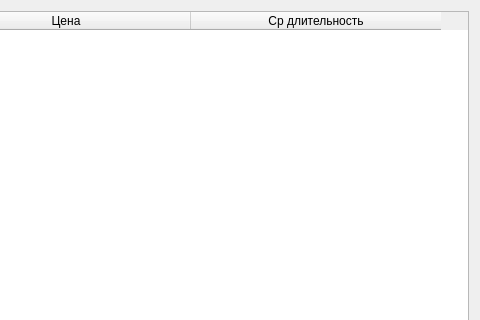
First picture: the form in ui/usluga_table.ui, repository Tr0ub1e/Izbushka, before the edit; both pictures show x 321 to 801 and y 0 to 320 of the 801 by 571 pixel window.
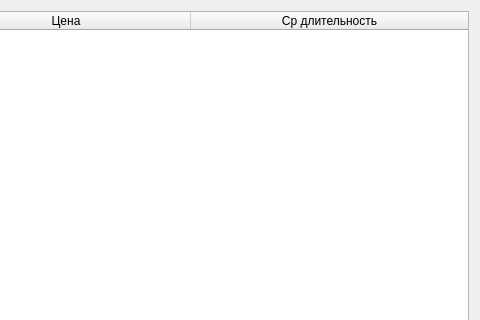
Second picture: the form after the edit. Icons and pictures are not drawn.

Patch:
```diff
--- a/ui/usluga_table.ui
+++ b/ui/usluga_table.ui
@@ -40,6 +40,9 @@
      <attribute name="horizontalHeaderShowSortIndicator" stdset="0">
       <bool>true</bool>
      </attribute>
+     <attribute name="horizontalHeaderStretchLastSection">
+      <bool>true</bool>
+     </attribute>
      <column>
       <property name="text">
        <string>Услуга</string>
```
Left out of the diff: 4 changed lines with no effect on the pictures.
